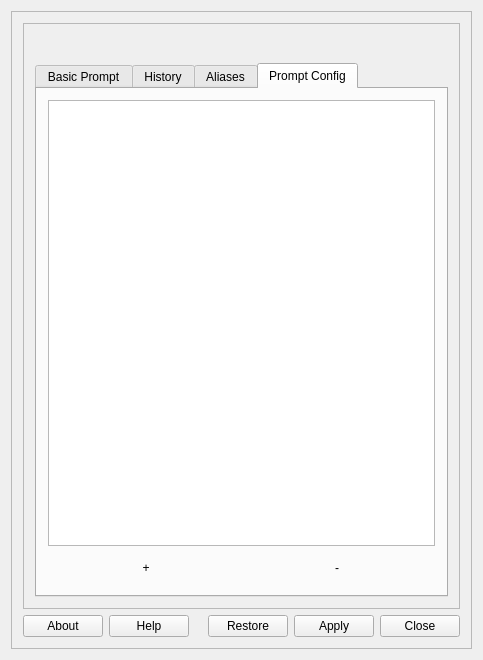
Qt form window.ui (TheNiteCoder/mx-bashrc-config) before a commit.
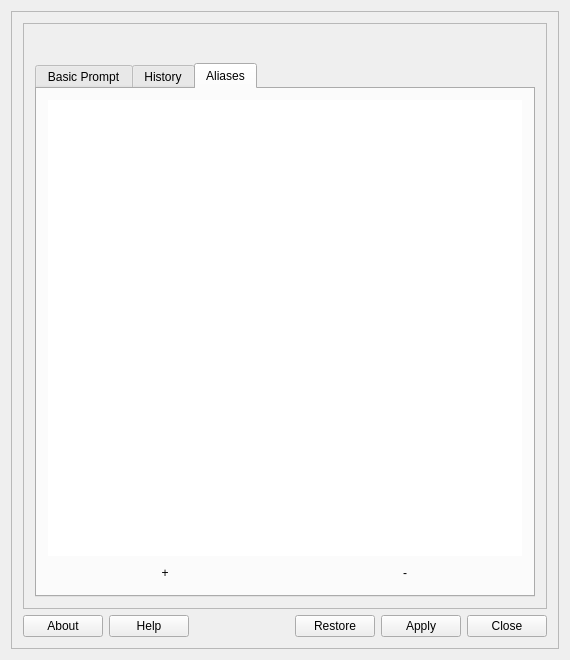
The same form after that commit. The open tabs and pages were chosen to show the change. Icons and pictures are not drawn.

Patch:
```diff
--- a/window.ui
+++ b/window.ui
@@ -6,7 +6,7 @@
    <rect>
     <x>0</x>
     <y>0</y>
-    <width>479</width>
+    <width>570</width>
     <height>660</height>
    </rect>
   </property>
@@ -60,7 +60,7 @@
           <rect>
            <x>0</x>
            <y>0</y>
-           <width>439</width>
+           <width>530</width>
            <height>580</height>
           </rect>
          </property>
@@ -81,11 +81,17 @@
           </item>
           <item>
            <widget class="QTabWidget" name="tabWidget">
+            <property name="tabPosition">
+             <enum>QTabWidget::North</enum>
+            </property>
             <property name="tabShape">
              <enum>QTabWidget::Rounded</enum>
             </property>
             <property name="currentIndex">
-             <number>1</number>
+             <number>2</number>
+            </property>
+            <property name="tabBarAutoHide">
+             <bool>false</bool>
             </property>
             <widget class="QWidget" name="tab">
              <attribute name="title">
@@ -267,55 +273,6 @@
               </item>
              </layout>
             </widget>
-            <widget class="QWidget" name="tab_4">
-             <attribute name="title">
-              <string>Prompt Config</string>
-             </attribute>
-             <layout class="QVBoxLayout" name="verticalLayout_3">
-              <item>
-               <widget class="QTableWidget" name="tableWidget_Prompt"/>
-              </item>
-              <item>
-               <layout class="QHBoxLayout" name="horizontalLayout_3">
-                <property name="spacing">
-                 <number>5</number>
-                </property>
-                <property name="leftMargin">
-                 <number>5</number>
-                </property>
-                <property name="topMargin">
-                 <number>5</number>
-                </property>
-                <property name="rightMargin">
-                 <number>5</number>
-                </property>
-                <property name="bottomMargin">
-                 <number>5</number>
-                </property>
-                <item>
-                 <widget class="QPushButton" name="pushButton_Prompt_Add">
-                  <property name="text">
-                   <string>+</string>
-                  </property>
-                  <property name="flat">
-                   <bool>true</bool>
-                  </property>
-                 </widget>
-                </item>
-                <item>
-                 <widget class="QPushButton" name="pushButton_Prompt_Minus">
-                  <property name="text">
-                   <string>-</string>
-                  </property>
-                  <property name="flat">
-                   <bool>true</bool>
-                  </property>
-                 </widget>
-                </item>
-               </layout>
-              </item>
-             </layout>
-            </widget>
            </widget>
           </item>
          </layout>
```
Left out of the diff: 96 changed lines with no effect on the pictures.
